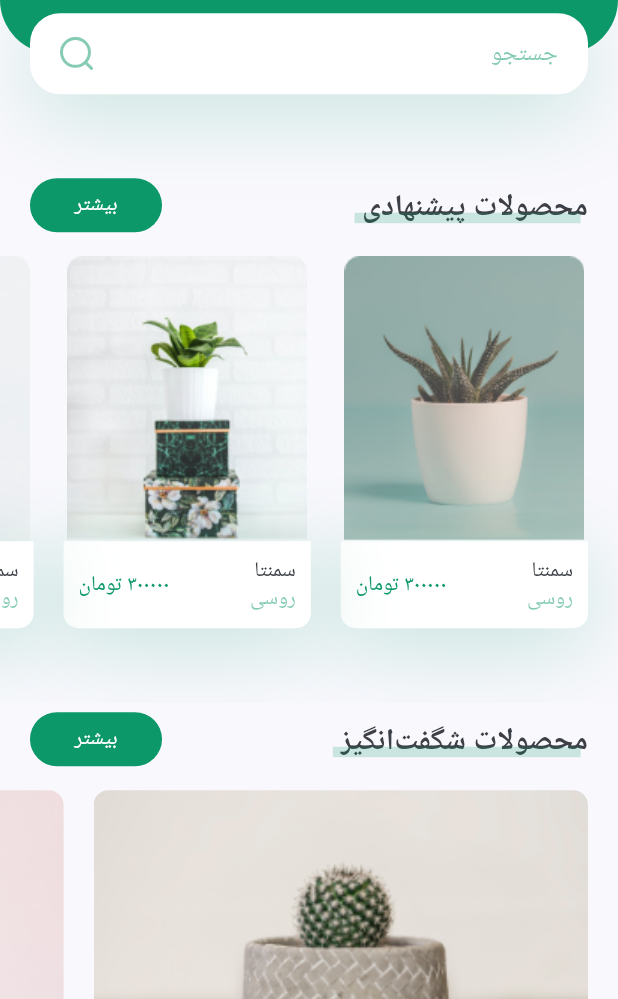
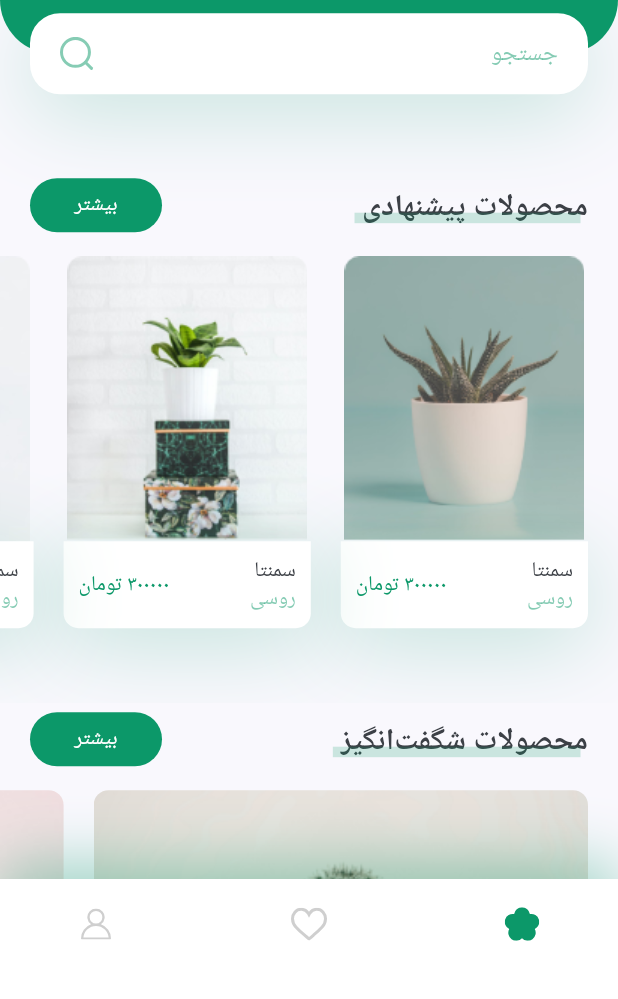
Before and after one commit to mohaddese136/persian-plant-shop-flutter, a Flutter app: the screen it shows after launch, on a phone screen of 412 x 824 dp, the part 237-1236 px from its top. Run offline on Flutter 3.47's test engine with Material 2 defaults, Android fonts, the phone set to English and light mode, and no system bars; our stand-ins replace flutter_svg.

Commit message:
bottom nav bar

```diff
--- /dev/null
+++ b/lib/components/my_bottom_nav_bar.dart
@@ -0,0 +1,40 @@
+import 'package:flutter/material.dart';
+import 'package:flutter_svg/svg.dart';
+import '../constants.dart';
+
+class MyBottomNavBar extends StatelessWidget {
+  const MyBottomNavBar({
+    Key key,
+  }) : super(key: key);
+
+  @override
+  Widget build(BuildContext context) {
+    return Container(
+      padding: EdgeInsets.only(
+          left: kDefaultPadding * 2,
+          right: kDefaultPadding * 2,
+          bottom: kDefaultPadding),
+      height: 80,
+      decoration: BoxDecoration(color: Colors.white, boxShadow: [
+        BoxShadow(
+            offset: Offset(0, -10),
+            blurRadius: 35,
+            color: kPrimaryColor.withOpacity(0.38))
+      ]),
+      child: Row(
+        mainAxisAlignment: MainAxisAlignment.spaceBetween,
+        children: [
+          IconButton(
+              icon: SvgPicture.asset("assets/icons/flower.svg"),
+              onPressed: () {}),
+          IconButton(
+              icon: SvgPicture.asset("assets/icons/heart-icon.svg"),
+              onPressed: () {}),
+          IconButton(
+              icon: SvgPicture.asset("assets/icons/user-icon.svg"),
+              onPressed: () {})
+        ],
+      ),
+    );
+  }
+}
--- a/lib/screens/home/components/home_screen.dart
+++ b/lib/screens/home/components/home_screen.dart
@@ -1,6 +1,8 @@
 import 'package:flutter/material.dart';
 import 'package:flutter_svg/svg.dart';
 import 'package:testapp/components/body.dart';
+import 'package:testapp/components/my_bottom_nav_bar.dart';
+import 'package:testapp/constants.dart';
 
 class HomeScreen extends StatelessWidget {
   @override
@@ -8,6 +10,7 @@
     return Scaffold(
       appBar: buildAppBar(),
       body: Body(),
+      bottomNavigationBar: MyBottomNavBar(),
     );
   }
 
```
